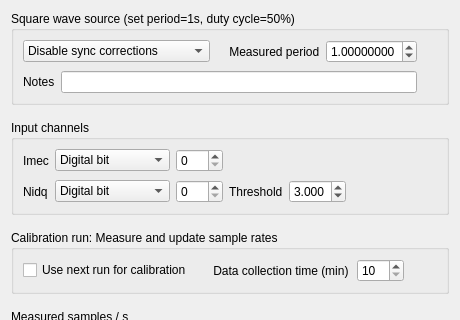
First picture: the form in Forms/SyncTab.ui, repository billkarsh/SpikeGLX, before the edit; both pictures show x 0 to 460 and y 0 to 320 of the 460 by 534 pixel window.
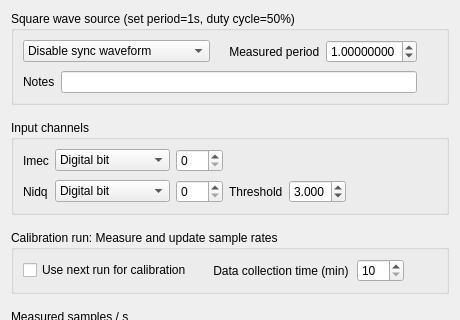
Second picture: the form after the edit.

The edit to the form file:
```diff
--- a/Forms/SyncTab.ui
+++ b/Forms/SyncTab.ui
@@ -56,7 +56,7 @@
         </property>
         <item>
          <property name="text">
-          <string>Disable sync corrections</string>
+          <string>Disable sync waveform</string>
          </property>
         </item>
         <item>
```
